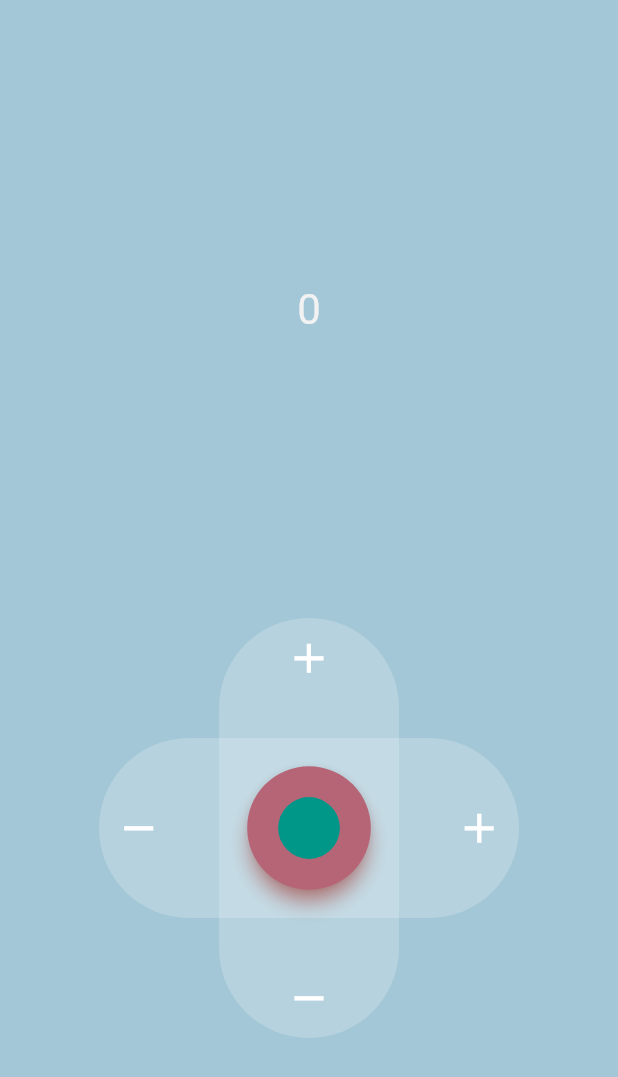
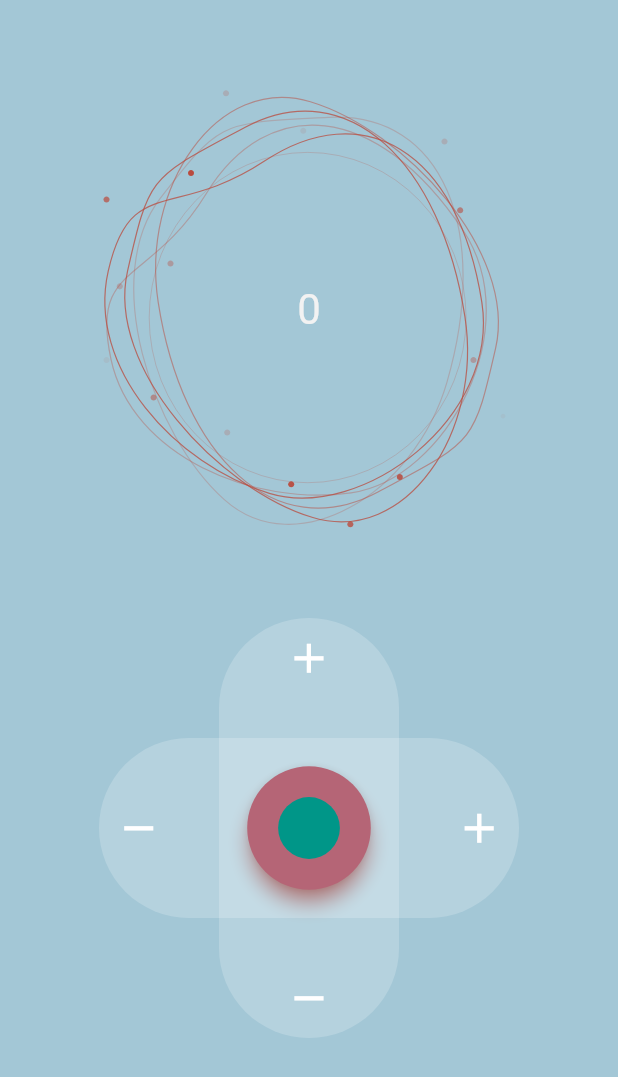
Before and after one commit to nimafarzin-pr/Counter-app, a Flutter app: the screen it shows after launch, on a phone screen of 412 x 824 dp. Shown: the top 1077 px of the screen. Run offline on Flutter 3.47's test engine with Material 2 defaults, Android fonts, the phone set to English and light mode, and no system bars; our stand-ins replace bloc, equatable, flutter_bloc, lottie; Roboto replaces fonts that are missing (Hind).

```diff
--- a/lib/core/widgets/animated_box.dart
+++ b/lib/core/widgets/animated_box.dart
@@ -29,7 +29,7 @@ class _AnimatedBoxState extends State<AnimatedBox> {
       child: Stack(
         alignment: Alignment.center,
         children: [
-          // Lottie.asset(AssetResources.counterTextBackground),
+          Lottie.asset(AssetResources.counterTextBackground),
           ZoomIn(
               duration: const Duration(milliseconds: 400),
               manualTrigger: true,
--- a/pubspec.yaml
+++ b/pubspec.yaml
@@ -39,9 +39,9 @@ dependencies:
   flutter_bloc: ^8.1.1
   lottie: ^2.2.0
   equatable:
-  hydrated_bloc: ^8.0.0
   mockito: ^5.3.2
   bloc_test: ^9.1.1
+  # hydrated_bloc: ^8.0.0
   # hydrated_bloc:
   # path_provider: ^2.0.11
 
```
Also changed, not shown: pubspec.lock.
